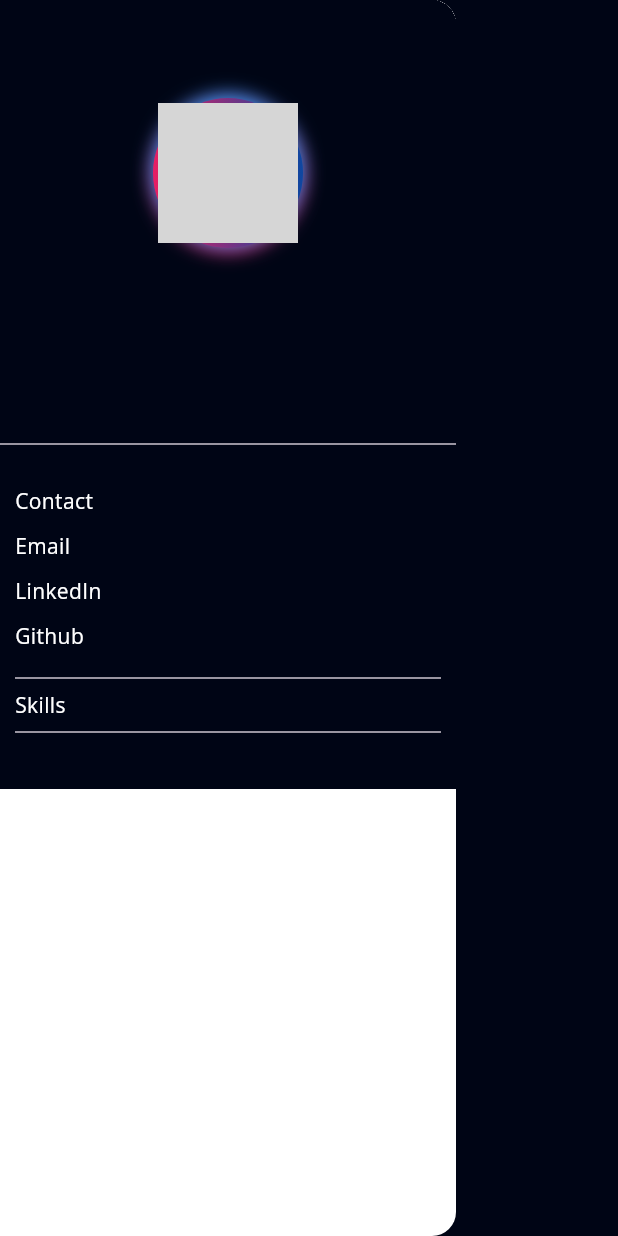
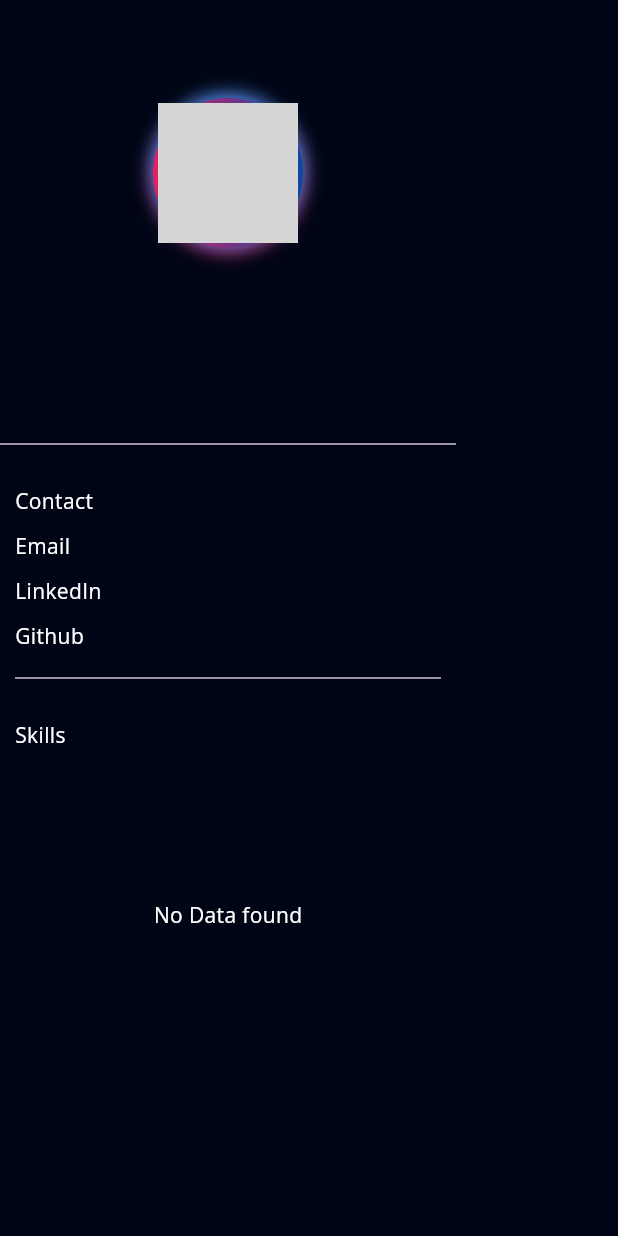
Before and after one commit to sagarkoju33/finalPortfilo, a Flutter app: the CustomDrawer widget shown alone on an empty page, opened directly, on a phone screen of 412 x 824 dp. Run offline on Flutter 3.47's test engine with Material 3 defaults, Android fonts, the phone set to English and light mode, and no system bars; our stand-ins replace dio, firebase_core, flutter_svg, font_awesome_flutter, get, google_fonts and 1 more; accounts and stored records are empty; network calls fail; grey boxes are pictures that could not be loaded.

Commit message:
issue fix

```diff
--- a/lib/view/main/components/drawer/drawer.dart
+++ b/lib/view/main/components/drawer/drawer.dart
@@ -1,33 +1,32 @@
 import 'package:flutter/material.dart';
+import 'package:get/get.dart';
+import 'package:portfolio/view%20model/getx_controllers/portfolio_controller.dart';
 import 'package:portfolio/view/main/components/drawer/personal_info.dart';
 import '../../../../res/constants.dart';
 import 'about.dart';
 import 'my_skill.dart';
 
-class CustomDrawer extends StatelessWidget {
+class CustomDrawer extends GetWidget<PortfolioController> {
   const CustomDrawer({super.key});
   @override
   Widget build(BuildContext context) {
     return Drawer(
-      backgroundColor: primaryColor,
+      backgroundColor: bgColor,
 
       child: SingleChildScrollView(
         child: Column(
           children: [
             const About(),
-
             Container(
               color: bgColor,
-              child: const Padding(
+              child: Padding(
                 padding: EdgeInsets.all(defaultPadding / 2),
                 child: Column(
                   crossAxisAlignment: CrossAxisAlignment.start,
                   children: [
                     PersonalInfo(),
                     MySKills(),
-                    // Knowledges(),
-                    Divider(),
-                    SizedBox(height: defaultPadding),
+
                     // ContactIcon(),
                   ],
                 ),
--- a/lib/view/main/components/drawer/knowledges.dart
+++ b/lib/view/main/components/drawer/knowledges.dart
@@ -10,13 +10,10 @@ class Knowledges extends StatelessWidget {
     return const Column(
       crossAxisAlignment: CrossAxisAlignment.start,
       children: [
-        Divider(),
+        // Divider(),
         Padding(
           padding: EdgeInsets.symmetric(vertical: 10),
-          child: Text(
-            'Knowledge',
-            style: TextStyle(color: Colors.white),
-          ),
+          child: Text('Knowledge', style: TextStyle(color: Colors.white)),
         ),
         KnowledgeText(knowledge: 'Flutter, Dart'),
         KnowledgeText(knowledge: 'React Native, Kotlin'),
--- a/lib/view/main/components/drawer/my_skill.dart
+++ b/lib/view/main/components/drawer/my_skill.dart
@@ -68,18 +68,27 @@ class MySKills extends GetWidget<PortfolioController> {
     return Column(
       crossAxisAlignment: CrossAxisAlignment.start,
       children: [
-        ListView.builder(
+        (controller.portfolioData.value?.about?.skills?.isNotEmpty ?? false)
+            ? ListView.builder(
                 shrinkWrap: true,
                 physics: NeverScrollableScrollPhysics(),
-          itemCount: controller.portfolioData.value?.about?.skills?.length ?? 0,
+                itemCount:
+                    controller.portfolioData.value?.about?.skills?.length ?? 0,
                 itemBuilder: (context, index) {
-            var data = controller.portfolioData.value?.about?.skills?[index];
+                  var data =
+                      controller.portfolioData.value?.about?.skills?[index];
                   return AnimatedLinearProgressIndicator(
                     percentage: double.parse(data?.level ?? ""),
                     title: data?.name ?? "",
                     image: data?.image ?? "",
                   );
                 },
+              )
+            : Column(
+                children: [
+                  SizedBox(height: defaultPadding * 5),
+                  Center(child: Text("No Data found")),
+                ],
               ),
       ],
     );
--- a/lib/view/main/components/drawer/personal_info.dart
+++ b/lib/view/main/components/drawer/personal_info.dart
@@ -39,7 +39,7 @@ class PersonalInfo extends GetWidget<PortfolioController> {
           ),
         ),
         Divider(),
-        // SizedBox(height: defaultPadding),
+        SizedBox(height: defaultPadding),
         Text('Skills', style: TextStyle(color: Colors.white)),
         // SizedBox(height: defaultPadding),
       ],
```
Lines whose indentation alone changed are shown as unchanged.
